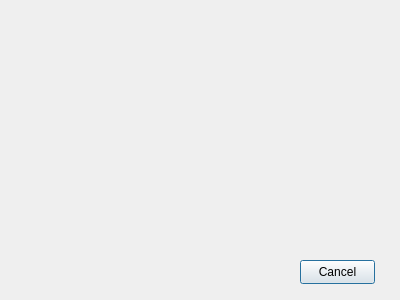
horsicq/XInfoDB, file dialogxinfodbtransferprocess.ui: the form before one commit.
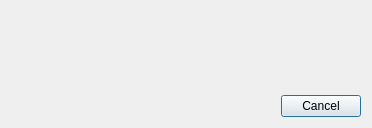
The form after the commit.

```diff
--- a/dialogxinfodbtransferprocess.ui
+++ b/dialogxinfodbtransferprocess.ui
@@ -6,26 +6,52 @@
    <rect>
     <x>0</x>
     <y>0</y>
-    <width>400</width>
-    <height>300</height>
+    <width>372</width>
+    <height>128</height>
    </rect>
   </property>
   <property name="windowTitle">
    <string>Dialog</string>
   </property>
-  <widget class="QPushButton" name="pushButtonCancel">
-   <property name="geometry">
-    <rect>
-     <x>300</x>
-     <y>260</y>
-     <width>75</width>
-     <height>24</height>
-    </rect>
-   </property>
-   <property name="text">
-    <string>Cancel</string>
-   </property>
-  </widget>
+  <layout class="QVBoxLayout" name="verticalLayout">
+   <item>
+    <spacer name="verticalSpacer">
+     <property name="orientation">
+      <enum>Qt::Vertical</enum>
+     </property>
+     <property name="sizeHint" stdset="0">
+      <size>
+       <width>20</width>
+       <height>75</height>
+      </size>
+     </property>
+    </spacer>
+   </item>
+   <item>
+    <layout class="QHBoxLayout" name="horizontalLayout">
+     <item>
+      <spacer name="horizontalSpacer">
+       <property name="orientation">
+        <enum>Qt::Horizontal</enum>
+       </property>
+       <property name="sizeHint" stdset="0">
+        <size>
+         <width>40</width>
+         <height>20</height>
+        </size>
+       </property>
+      </spacer>
+     </item>
+     <item>
+      <widget class="QPushButton" name="pushButtonCancel">
+       <property name="text">
+        <string>Cancel</string>
+       </property>
+      </widget>
+     </item>
+    </layout>
+   </item>
+  </layout>
  </widget>
  <resources/>
  <connections/>
```
Left out of the diff: 2 changed lines with no effect on the pictures.
